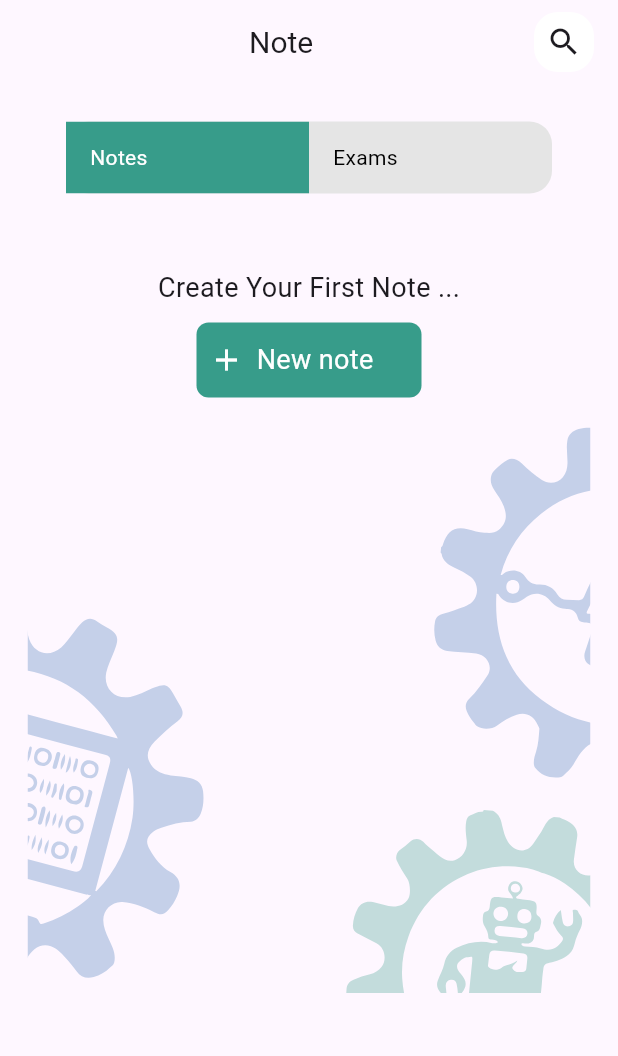
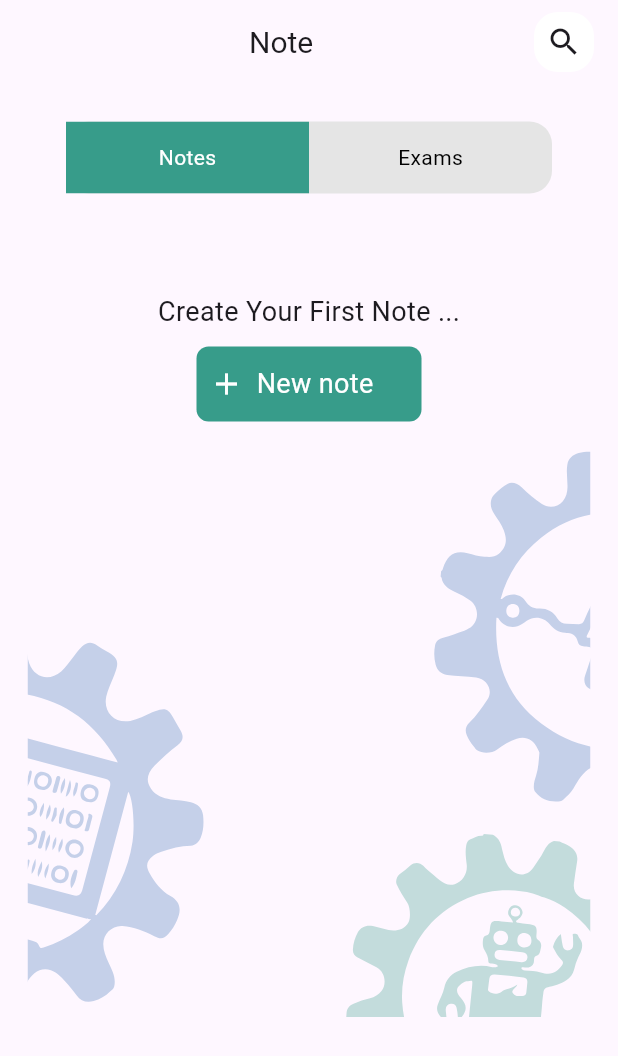
Before and after one commit to tmalkawi44-sudo/notes_app, a Flutter app: the screen it shows after launch, on a phone screen of 412 x 824 dp. Shown: the top 1056 px of the screen. Run offline on Flutter 3.47's test engine with Material 3 defaults, Android fonts, the phone set to English and light mode, and no system bars; our stand-ins replace flutter_svg, shared_preferences.

Commit message:
finishinf saving notes page

```diff
--- a/lib/views/Notes_view.dart
+++ b/lib/views/Notes_view.dart
@@ -13,11 +13,11 @@ class _NotesViewState extends State<NotesView> {
 
   Widget getBody() {
     if (isSelected[0]) {
-      return NoteClass();
+      return const NoteClass(); // Shows note creation or saved notes
     } else if (isSelected[1]) {
-      return ExamsClass();
+      return const ExamsClass(); // Shows exams view
     }
-    return Center(
+    return const Center(
       child: Text("❓ Unknown View", style: TextStyle(fontSize: 24)),
     );
   }
@@ -28,33 +28,31 @@ class _NotesViewState extends State<NotesView> {
       appBar: AppBar(
         title: Row(
           children: [
-            Padding(
-              padding: const EdgeInsets.only(left: 150),
+            const Padding(
+              padding: EdgeInsets.only(left: 150),
               child: Center(
                 child: Text('Note', style: TextStyle(fontSize: 20)),
               ),
             ),
-            Spacer(flex: 1),
-            SearchIcon(),
+            const Spacer(flex: 1),
+            const SearchIcon(),
           ],
         ),
       ),
       body: Padding(
         padding: const EdgeInsets.only(top: 25),
-        child: Center(
         child: Column(
           children: [
             Container(
               decoration: BoxDecoration(
-                  color: Color(0xffe5e5e5),
+                color: const Color(0xffe5e5e5),
                 borderRadius: BorderRadius.circular(15),
               ),
-
               child: ToggleButtons(
                 isSelected: isSelected,
                 selectedColor: Colors.white,
                 color: Colors.black,
-                  fillColor: Color(0xff379c8a),
+                fillColor: const Color(0xff379c8a),
                 renderBorder: false,
                 onPressed: (int index) {
                   setState(() {
@@ -67,30 +65,25 @@ class _NotesViewState extends State<NotesView> {
                   Padding(
                     padding: const EdgeInsets.symmetric(horizontal: 16),
                     child: Container(
-                        decoration: BoxDecoration(
-                          borderRadius: BorderRadius.circular(15),
-                        ),
                       width: 130,
-                        child: Text("Notes"),
+                      alignment: Alignment.center,
+                      child: const Text("Notes"),
                     ),
                   ),
                   Padding(
                     padding: const EdgeInsets.symmetric(horizontal: 16),
                     child: Container(
-                        decoration: BoxDecoration(
-                          borderRadius: BorderRadius.circular(15),
-                        ),
                       width: 130,
-                        child: Text("Exams"),
+                      alignment: Alignment.center,
+                      child: const Text("Exams"),
                     ),
                   ),
                 ],
               ),
             ),
-
-              getBody(),
+            const SizedBox(height: 16),
+            Expanded(child: getBody()),
           ],
-          ),
         ),
       ),
     );
--- /dev/null
+++ b/lib/widgets/note_model.dart
@@ -0,0 +1,47 @@
+import 'dart:convert';
+
+class Note {
+  final String title;
+  final String content;
+  final String category;
+
+  Note({required this.title, required this.content, required this.category});
+
+  Map<String, String> toMap() => {
+    'title': title,
+    'content': content,
+    'category': category,
+  };
+
+  factory Note.fromMap(Map<String, dynamic> map) => Note(
+    title: map['title'],
+    content: map['content'],
+    category: map['category'],
+  );
+}
+
+class NoteItem {
+  bool isChecked;
+  String text;
+
+  NoteItem({this.isChecked = false, this.text = ''});
+
+  Map<String, dynamic> toMap() {
+    return {'isChecked': isChecked, 'text': text};
+  }
+
+  factory NoteItem.fromMap(Map<String, dynamic> map) {
+    return NoteItem(
+      isChecked: map['isChecked'] ?? false,
+      text: map['text'] ?? '',
+    );
+  }
+
+  static String encode(List<NoteItem> notes) =>
+      json.encode(notes.map((note) => note.toMap()).toList());
+
+  static List<NoteItem> decode(String notes) =>
+      (json.decode(notes) as List<dynamic>)
+          .map((item) => NoteItem.fromMap(item))
+          .toList();
+}
```
Also changed, not shown: lib/views/firstnote_page.dart (+69 -100 lines), lib/views/note_class.dart (+31 -1 lines), lib/views/savednote_page.dart (+62 -31 lines). Lines whose indentation alone changed are shown as unchanged.
